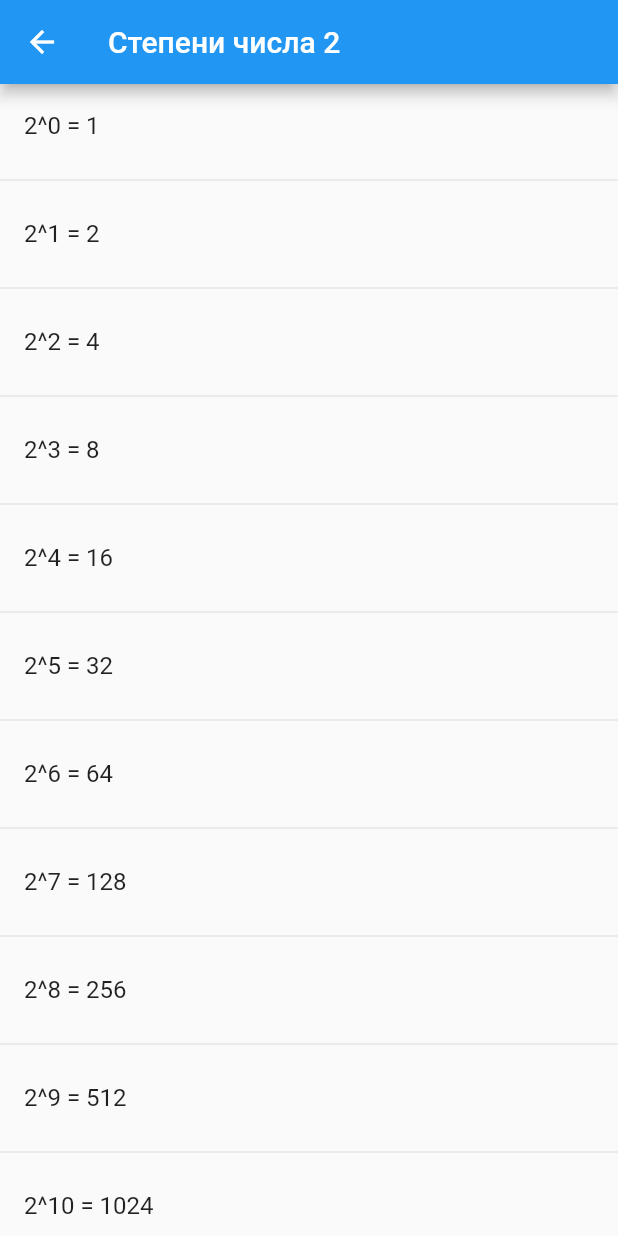
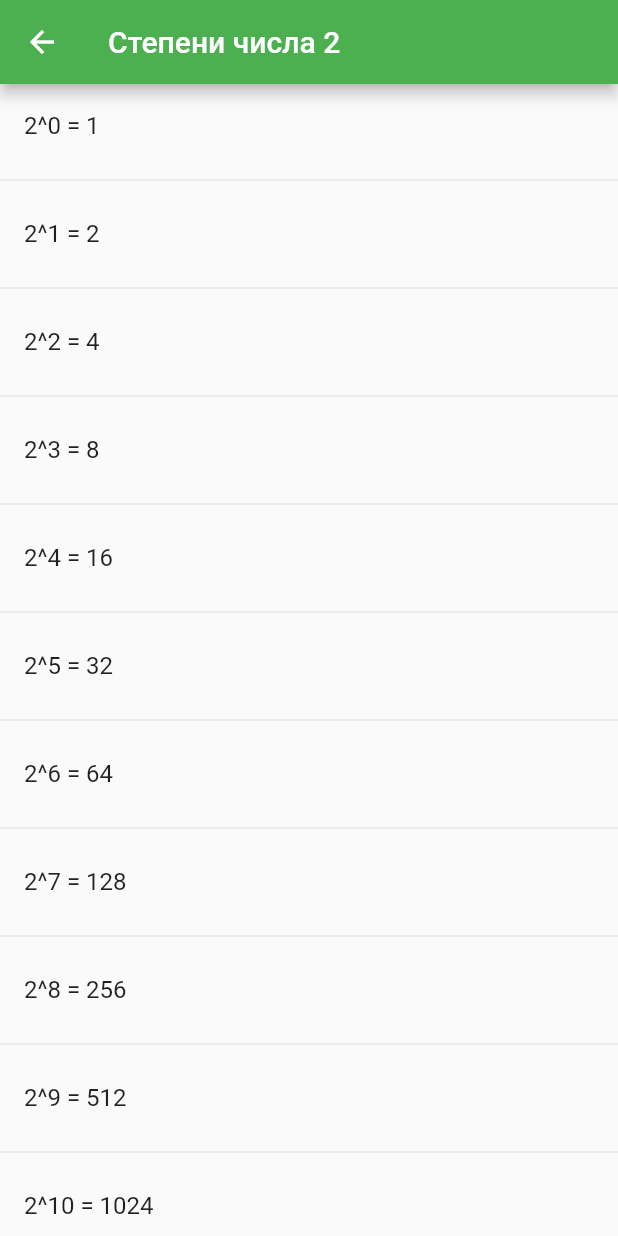
Before and after one commit to Fertoseres/IT2201_Tsarenok, a Flutter app: the screen it shows after launch, after a tap on "Степени числа 2", on a phone screen of 412 x 824 dp. Run offline on Flutter 3.47's test engine with Material 2 defaults, Android fonts, the phone set to English and light mode, and no system bars.

Commit message:
Updated home_screen and infinity_math_screen
Поменял цвета на зеленый
На главном экране выровнял текст по центру

```diff
--- a/flutter_zbli06s4blj0/lib/screens/home_screen.dart
+++ b/flutter_zbli06s4blj0/lib/screens/home_screen.dart
@@ -6,7 +6,7 @@ class HomeScreen extends StatelessWidget {
   @override
   Widget build(BuildContext context) {
     return Scaffold(
-      appBar: AppBar(title: const Text('Главный экран')),
+      appBar: AppBar(centerTitle: true, title: const Text('Главный экран'), backgroundColor: Colors.green,),
       body: Center(
         child: Column(
           mainAxisAlignment: MainAxisAlignment.center,
@@ -14,16 +14,25 @@ class HomeScreen extends StatelessWidget {
             ElevatedButton(
               child: const Text('Простой список'),
               onPressed: () => Navigator.pushNamed(context, '/simple'),
+              style: ElevatedButton.styleFrom(
+              backgroundColor: Colors.green,
+     ),
             ),
             const SizedBox(height: 20),
             ElevatedButton(
               child: const Text('Бесконечный список'),
               onPressed: () => Navigator.pushNamed(context, '/infinity'),
+              style: ElevatedButton.styleFrom(
+              backgroundColor: Colors.green,
+     ),
             ),
             const SizedBox(height: 20),
             ElevatedButton(
               child: const Text('Степени числа 2'),
               onPressed: () => Navigator.pushNamed(context, '/math'),
+              style: ElevatedButton.styleFrom(
+              backgroundColor: Colors.green,
+     ),
             ),
             const SizedBox(height: 20),
             ElevatedButton(
@@ -35,7 +44,10 @@ class HomeScreen extends StatelessWidget {
                     SnackBar(content: Text('Вы выбрали: $result')),
                   );
                 }
-              },
+             },
+              style: ElevatedButton.styleFrom(
+              backgroundColor: Colors.green,
+     ),
             ),
           ],
         ),
--- a/flutter_zbli06s4blj0/lib/screens/infinity_math_screen.dart
+++ b/flutter_zbli06s4blj0/lib/screens/infinity_math_screen.dart
@@ -14,7 +14,7 @@ class _InfinityMathScreenState extends State<InfinityMathScreen> {
   @override
   Widget build(BuildContext context) {
     return Scaffold(
-      appBar: AppBar(title: const Text('Степени числа 2')),
+      appBar: AppBar(title: const Text('Степени числа 2'), backgroundColor: Colors.green,),
       body: ListView.builder(
         itemBuilder: (context, i) {
           if (i.isOdd) return const Divider();
```
